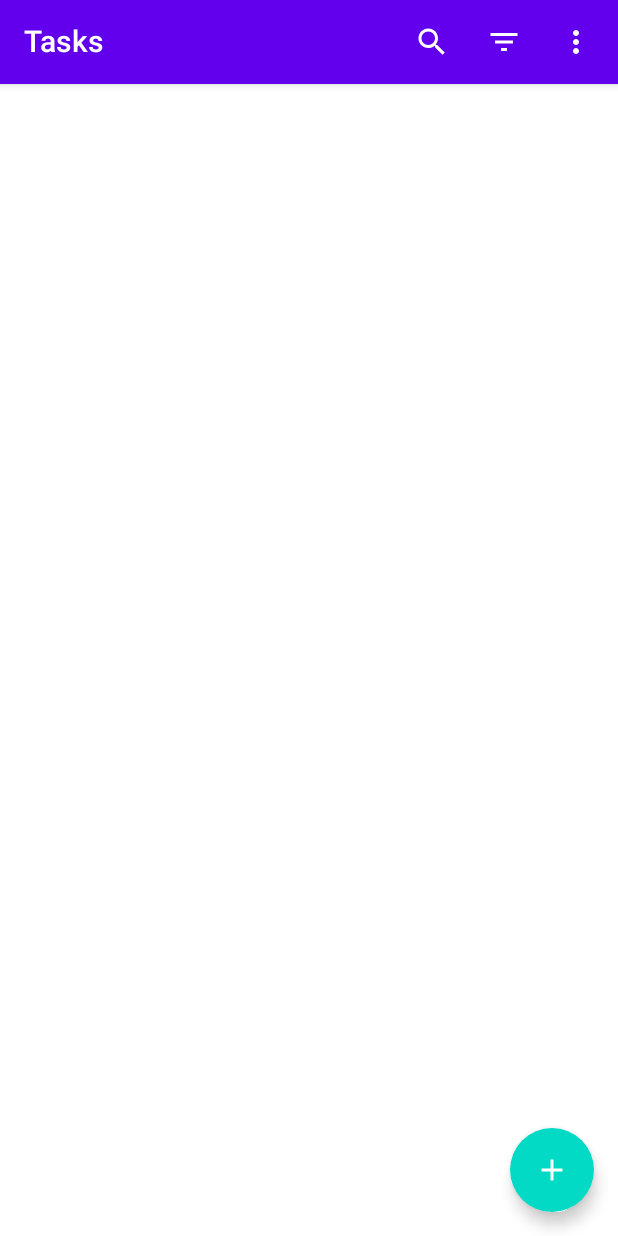
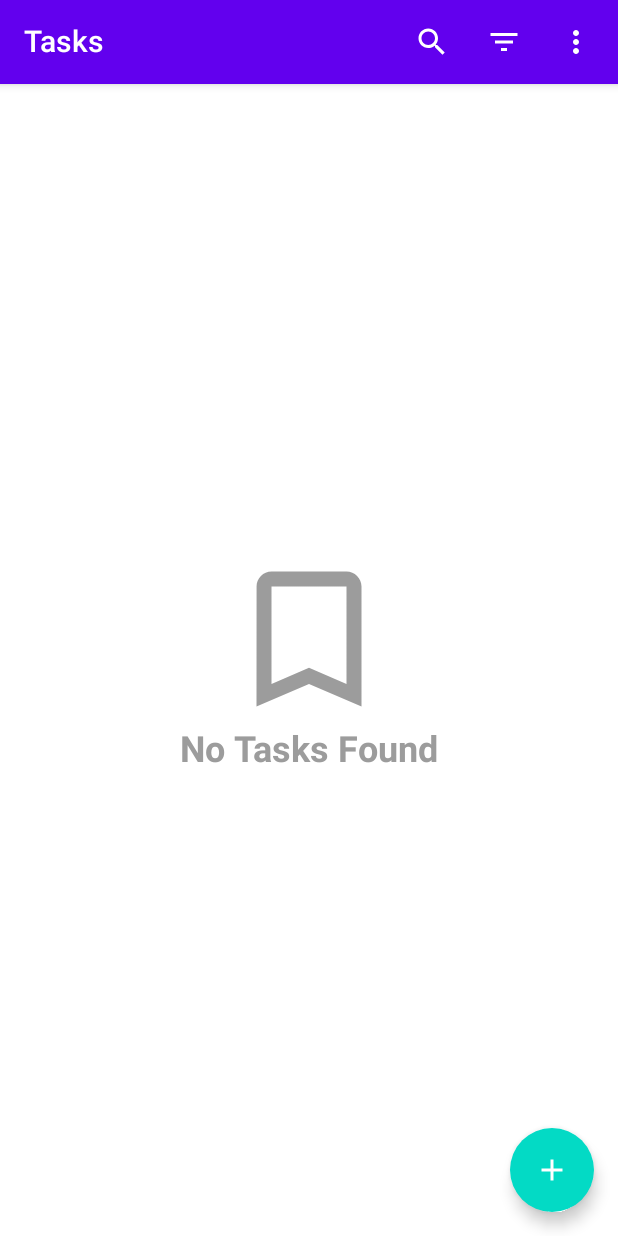
Before and after one commit to warinvest591/Todo-Compose, an Android app built with Jetpack Compose: the composable ListScreen shown on its own in the app's theme, on a phone screen of 412 x 824 dp. Run offline under Robolectric (Android 15) with nearby library versions, the phone set to English and light mode, and no system bars; our stand-ins replace Dagger/Hilt's generated code.

Commit message:
added empty content component

```diff
--- /dev/null
+++ b/app/src/main/java/io/warrington/todocompose/ui/screens/list/EmptyContent.kt
@@ -0,0 +1,42 @@
+package io.warrington.todocompose.ui.screens.list
+
+import androidx.compose.foundation.background
+import androidx.compose.foundation.layout.Arrangement
+import androidx.compose.foundation.layout.Column
+import androidx.compose.foundation.layout.fillMaxSize
+import androidx.compose.foundation.layout.size
+import androidx.compose.material.Icon
+import androidx.compose.material.MaterialTheme
+import androidx.compose.material.Text
+import androidx.compose.runtime.Composable
+import androidx.compose.ui.Alignment
+import androidx.compose.ui.Modifier
+import androidx.compose.ui.res.painterResource
+import androidx.compose.ui.text.font.FontWeight
+import androidx.compose.ui.unit.dp
+import io.warrington.todocompose.R
+import io.warrington.todocompose.ui.theme.MediumGray
+
+@Composable
+fun EmptyContent() {
+    Column(
+        modifier = Modifier
+            .fillMaxSize()
+            .background(MaterialTheme.colors.background),
+        verticalArrangement = Arrangement.Center,
+        horizontalAlignment = Alignment.CenterHorizontally
+    ) {
+        Icon(
+            modifier = Modifier.size(120.dp),
+            painter = painterResource(id = R.drawable.ic_empty_tasks),
+            contentDescription = "empty icon",
+            tint = MediumGray
+        )
+        Text(
+            text = "No Tasks Found",
+            color = MediumGray,
+            fontWeight = FontWeight.Bold,
+            fontSize = MaterialTheme.typography.h5.fontSize
+        )
+    }
+}
--- a/app/src/main/java/io/warrington/todocompose/ui/screens/list/ListContent.kt
+++ b/app/src/main/java/io/warrington/todocompose/ui/screens/list/ListContent.kt
@@ -26,15 +26,31 @@ fun ListContent(
     tasks: List<ToDoTask>,
     navigateToTaskScreen: (taskId: Int) -> Unit
 ) {
+    if (tasks.isEmpty()) {
+        EmptyContent()
+    } else {
+        DisplayTasks(
+            tasks = tasks,
+            navigateToTaskScreen = navigateToTaskScreen
+        )
+    }
+}
+
+@ExperimentalMaterialApi
+@Composable
+fun DisplayTasks(
+    tasks: List<ToDoTask>,
+    navigateToTaskScreen: (taskId: Int) -> Unit
+) {
     LazyColumn {
         items(
             items = tasks,
-            key =  { task ->
+            key = { task ->
                 task.id
             }
         ) { task ->
             TaskItem(
-                 toDoTask = task,
+                toDoTask = task,
                 navigateToTaskScreen = navigateToTaskScreen
             )
         }
@@ -106,7 +122,7 @@ fun TaskItemPreview() {
     TaskItem(
         toDoTask = ToDoTask(
             id = 0,
-            title ="Title",
+            title = "Title",
             description = "Some random description",
             priority = Priority.LOW
         ),
--- /dev/null
+++ b/app/src/main/res/drawable/ic_empty_tasks.xml
@@ -0,0 +1,5 @@
+<vector android:height="24dp" android:tint="#000000"
+    android:viewportHeight="24" android:viewportWidth="24"
+    android:width="24dp" xmlns:android="http://schemas.android.com/apk/res/android">
+    <path android:fillColor="@android:color/white" android:pathData="M17,3L7,3c-1.1,0 -1.99,0.9 -1.99,2L5,21l7,-3 7,3L19,5c0,-1.1 -0.9,-2 -2,-2zM17,18l-5,-2.18L7,18L7,5h10v13z"/>
+</vector>
```
